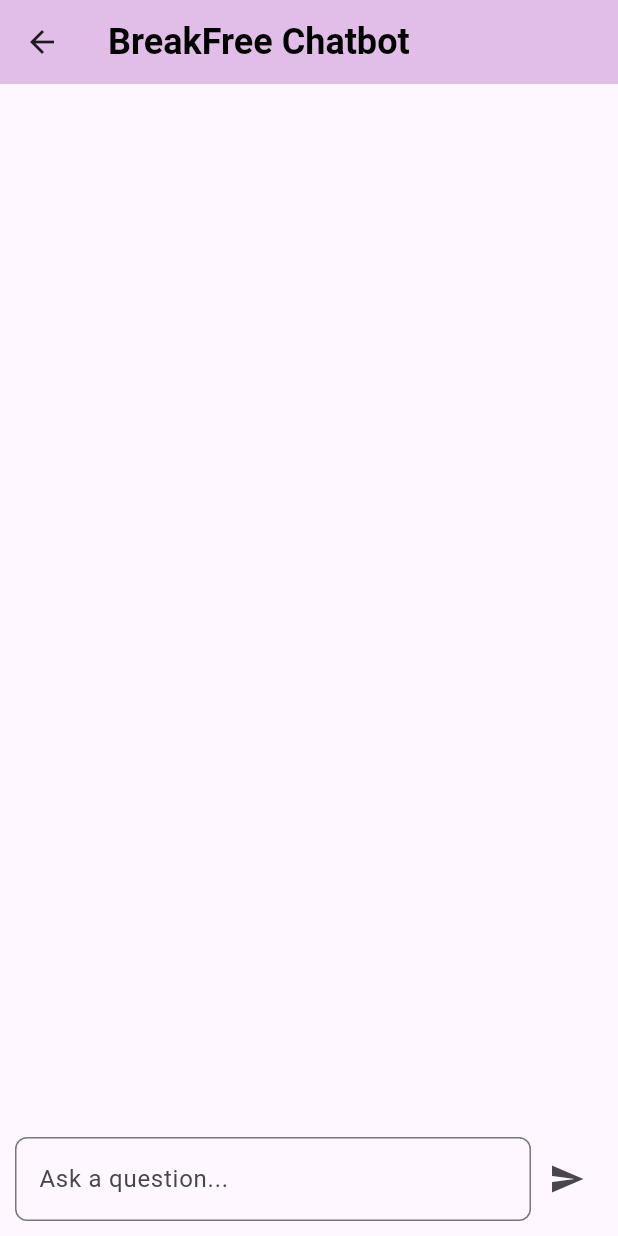
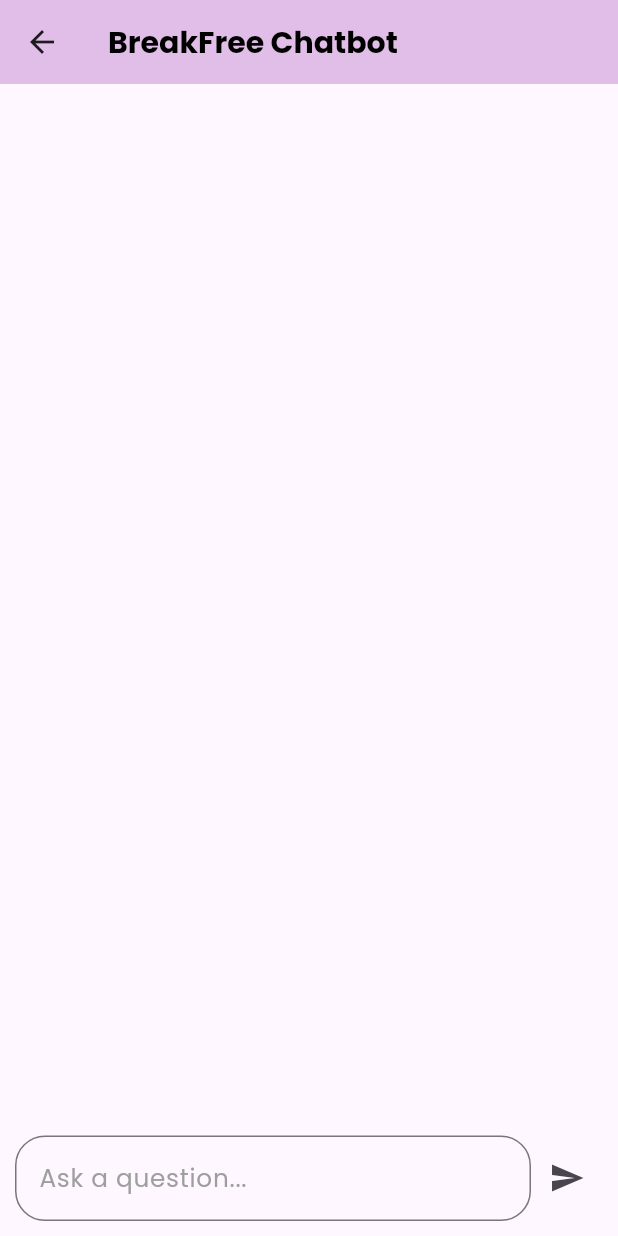
Before and after one commit to husnaezzah/BreakFree, a Flutter app: the QAPage screen opened by its route, on a phone screen of 412 x 824 dp. Run offline on Flutter 3.47's test engine with Material 3 defaults, Android fonts, the phone set to English and light mode, and no system bars; our stand-ins replace google_fonts, image_picker.

Commit message:
Update qa_page.dart

```diff
--- a/lib/qa_page.dart
+++ b/lib/qa_page.dart
@@ -1,4 +1,5 @@
 import 'package:flutter/material.dart';
+import 'package:google_fonts/google_fonts.dart';
 
 class QAPage extends StatefulWidget {
   @override
@@ -15,7 +16,7 @@ class _QAPageState extends State<QAPage> {
       _addTextResponse("Hello! How can I assist you today?");
 
     } else if (message.toLowerCase().contains("domestic") || message.toLowerCase().contains("violence")) {
-     setState(() {
+      setState(() {
         _messages.add({
           "bot_image": Image.asset(
             "assets/images/sign.png",
@@ -23,14 +24,14 @@ class _QAPageState extends State<QAPage> {
             height: 450, // Set desired height
           ),
         });
-         _messages.add({
+        _messages.add({
           "bot_image": Image.asset(
             "assets/images/help.png",
             width: 450, // Set desired width
             height: 450, // Set desired height
           ),
         });
-        _addTextResponse("Domestic violence is a serious issues, and BreakFree is here to provide support, resources, and information.");
+        _addTextResponse("Domestic violence is a serious issue, and BreakFree is here to provide support, resources, and information.");
       });
 
     } else if (message.toLowerCase().contains("sign") || message.toLowerCase().contains("symptom")) {
@@ -97,14 +98,18 @@ class _QAPageState extends State<QAPage> {
 
   @override
   Widget build(BuildContext context) {
+    final double screenWidth = MediaQuery.of(context).size.width;
+
     return Scaffold(
       appBar: AppBar(
-        title: Text("BreakFree Chatbot",
-          style: TextStyle(
+        title: Text(
+          "BreakFree Chatbot",
+          style: GoogleFonts.poppins(
             color: Colors.black,
-            fontSize: 24,
+            fontSize: 20,
             fontWeight: FontWeight.bold,
-          )),
+          ),
+        ),
         backgroundColor: Colors.purple[100],
       ),
       body: Column(
@@ -120,7 +125,7 @@ class _QAPageState extends State<QAPage> {
                   return Align(
                     alignment: Alignment.centerLeft,
                     child: Padding(
-                      padding: const EdgeInsets.all(8.0),
+                      padding: EdgeInsets.all(8.0),
                       child: message["bot_image"], // Directly use the Image widget
                     ),
                   );
@@ -133,7 +138,7 @@ class _QAPageState extends State<QAPage> {
                         ? Alignment.centerRight
                         : Alignment.centerLeft,
                     child: Container(
-                      padding: EdgeInsets.all(12),
+                      padding: EdgeInsets.symmetric(horizontal: screenWidth * 0.05, vertical: 12),
                       decoration: BoxDecoration(
                         color: message.containsKey("user")
                             ? Colors.grey[100]
@@ -144,6 +149,10 @@ class _QAPageState extends State<QAPage> {
                         message.containsKey("user")
                             ? message["user"]!
                             : message["bot"]!,
+                        style: GoogleFonts.poppins(
+                          fontSize: screenWidth * 0.04,  // Dynamic font size
+                          fontWeight: FontWeight.normal,
+                        ),
                       ),
                     ),
                   ),
@@ -152,7 +161,7 @@ class _QAPageState extends State<QAPage> {
             ),
           ),
           Padding(
-            padding: const EdgeInsets.all(10.0),
+            padding: EdgeInsets.all(10.0),
             child: Row(
               children: [
                 Expanded(
@@ -160,8 +169,12 @@ class _QAPageState extends State<QAPage> {
                     controller: _controller,
                     decoration: InputDecoration(
                       hintText: "Ask a question...",
+                      hintStyle: GoogleFonts.poppins(
+                        fontSize: screenWidth * 0.04,  // Dynamic hint text size
+                        color: Colors.grey[500],
+                      ),
                       border: OutlineInputBorder(
-                        borderRadius: BorderRadius.circular(8),
+                        borderRadius: BorderRadius.circular(20),
                       ),
                     ),
                   ),
```
